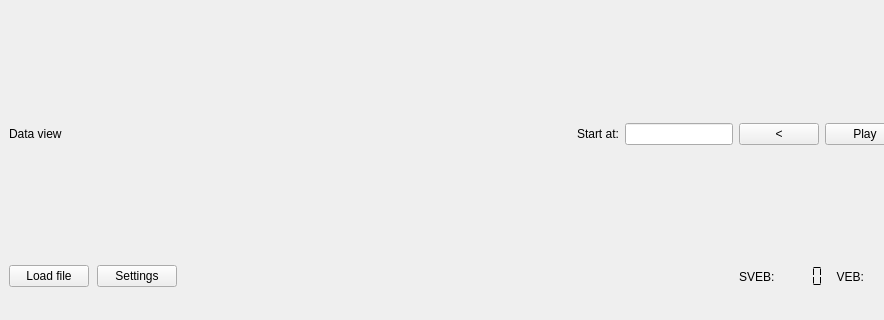
The window that arrhythmia/interface/resources/predict.ui (tomsoonn/arrhythmia-prediction) describes before a commit, drawn with Qt 5; both pictures show x 0 to 884 and y 0 to 320 of the 1000 by 700 pixel window.
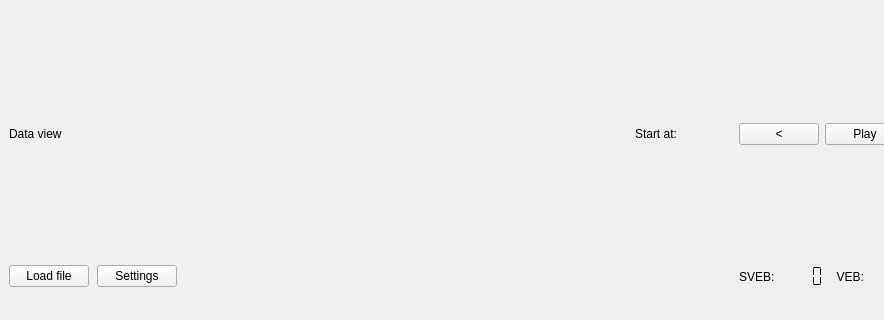
The same window after the commit.

Commit message:
[Interface] Legenda mini wykresu, usprawnienia i naprawa bugów w nawigacji po wykresie (#33)
* bugs fixed, mini plot legend added, navigation improved

* style fixes

* small improvements

* bug fix

* style fixes

* explore window fixed

* explore window improved too

* removed print()

```diff
--- a/arrhythmia/interface/resources/predict.ui
+++ b/arrhythmia/interface/resources/predict.ui
@@ -15,8 +15,8 @@
   </property>
   <widget class="QWidget" name="centralwidget">
    <layout class="QGridLayout" name="gridLayout">
-    <item row="0" column="0">
-     <widget class="QLabel" name="label_2">
+    <item row="0" column="0" colspan="3">
+     <widget class="QLabel" name="data_label">
       <property name="text">
        <string>Data view</string>
       </property>
@@ -107,16 +107,6 @@
       </property>
      </widget>
     </item>
-    <item row="0" column="11">
-     <widget class="QLineEdit" name="start_line">
-      <property name="sizePolicy">
-       <sizepolicy hsizetype="Maximum" vsizetype="Fixed">
-        <horstretch>0</horstretch>
-        <verstretch>0</verstretch>
-       </sizepolicy>
-      </property>
-     </widget>
-    </item>
     <item row="7" column="0">
      <widget class="QPushButton" name="load_button">
       <property name="sizePolicy">
```
The commit also changes 6 other files.
